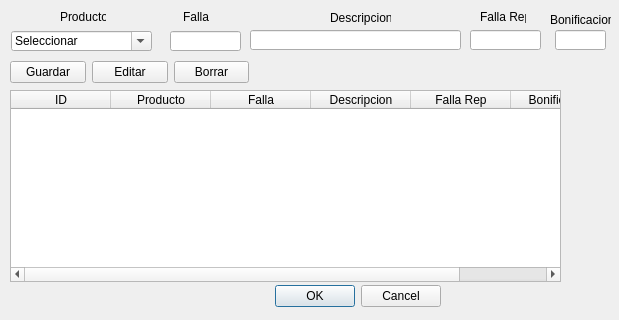
Qt form dbfallaseditar.ui (Matias2178/Sistema_Postventa) before a commit.
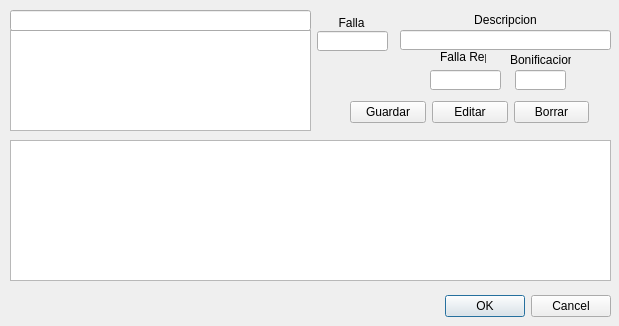
The same form after that commit.

What changed in the file:
```diff
--- a/dbfallaseditar.ui
+++ b/dbfallaseditar.ui
@@ -7,7 +7,7 @@
     <x>0</x>
     <y>0</y>
     <width>619</width>
-    <height>320</height>
+    <height>326</height>
    </rect>
   </property>
   <property name="windowTitle">
@@ -16,8 +16,8 @@
   <widget class="QDialogButtonBox" name="buttonBox">
    <property name="geometry">
     <rect>
-     <x>270</x>
-     <y>280</y>
+     <x>440</x>
+     <y>290</y>
      <width>171</width>
      <height>32</height>
     </rect>
@@ -29,51 +29,11 @@
     <set>QDialogButtonBox::Cancel|QDialogButtonBox::Ok</set>
    </property>
   </widget>
-  <widget class="QTableWidget" name="DatosFallas">
-   <property name="geometry">
-    <rect>
-     <x>10</x>
-     <y>90</y>
-     <width>551</width>
-     <height>192</height>
-    </rect>
-   </property>
-   <column>
-    <property name="text">
-     <string>ID</string>
-    </property>
-   </column>
-   <column>
-    <property name="text">
-     <string>Producto</string>
-    </property>
-   </column>
-   <column>
-    <property name="text">
-     <string>Falla</string>
-    </property>
-   </column>
-   <column>
-    <property name="text">
-     <string>Descripcion</string>
-    </property>
-   </column>
-   <column>
-    <property name="text">
-     <string>Falla Rep</string>
-    </property>
-   </column>
-   <column>
-    <property name="text">
-     <string>Bonificacion</string>
-    </property>
-   </column>
-  </widget>
   <widget class="QWidget" name="layoutWidget">
    <property name="geometry">
     <rect>
-     <x>10</x>
-     <y>60</y>
+     <x>350</x>
+     <y>100</y>
      <width>239</width>
      <height>25</height>
     </rect>
@@ -105,7 +65,7 @@
   <widget class="QLineEdit" name="FallaDescripcion">
    <property name="geometry">
     <rect>
-     <x>250</x>
+     <x>400</x>
      <y>30</y>
      <width>211</width>
      <height>20</height>
@@ -118,67 +78,42 @@
     <number>50</number>
    </property>
   </widget>
-  <widget class="QLabel" name="label">
-   <property name="geometry">
-    <rect>
-     <x>60</x>
-     <y>10</y>
-     <width>46</width>
-     <height>13</height>
-    </rect>
-   </property>
-   <property name="text">
-    <string>Producto</string>
-   </property>
-  </widget>
   <widget class="QLabel" name="label_2">
    <property name="geometry">
     <rect>
-     <x>183</x>
-     <y>10</y>
-     <width>46</width>
-     <height>13</height>
+     <x>321</x>
+     <y>13</y>
+     <width>61</width>
+     <height>20</height>
     </rect>
    </property>
    <property name="text">
     <string>Falla</string>
    </property>
+   <property name="alignment">
+    <set>Qt::AlignCenter</set>
+   </property>
   </widget>
   <widget class="QLabel" name="label_3">
    <property name="geometry">
     <rect>
-     <x>330</x>
+     <x>400</x>
      <y>10</y>
-     <width>61</width>
-     <height>16</height>
+     <width>211</width>
+     <height>20</height>
     </rect>
    </property>
    <property name="text">
     <string>Descripcion</string>
    </property>
-  </widget>
-  <widget class="QComboBox" name="FallaProducto">
-   <property name="geometry">
-    <rect>
-     <x>11</x>
-     <y>31</y>
-     <width>141</width>
-     <height>20</height>
-    </rect>
+   <property name="alignment">
+    <set>Qt::AlignCenter</set>
    </property>
-   <property name="editable">
-    <bool>true</bool>
-   </property>
-   <item>
-    <property name="text">
-     <string>Seleccionar</string>
-    </property>
-   </item>
   </widget>
   <widget class="QLineEdit" name="FallaEdit">
    <property name="geometry">
     <rect>
-     <x>170</x>
+     <x>317</x>
      <y>31</y>
      <width>71</width>
      <height>20</height>
@@ -194,8 +129,8 @@
   <widget class="QLineEdit" name="FallaBonif">
    <property name="geometry">
     <rect>
-     <x>555</x>
-     <y>30</y>
+     <x>515</x>
+     <y>70</y>
      <width>51</width>
      <height>20</height>
     </rect>
@@ -210,8 +145,8 @@
   <widget class="QLabel" name="label_4">
    <property name="geometry">
     <rect>
-     <x>550</x>
-     <y>10</y>
+     <x>510</x>
+     <y>50</y>
      <width>61</width>
      <height>20</height>
     </rect>
@@ -223,8 +158,8 @@
   <widget class="QLineEdit" name="FallaPresupuesto">
    <property name="geometry">
     <rect>
-     <x>470</x>
-     <y>30</y>
+     <x>430</x>
+     <y>70</y>
      <width>71</width>
      <height>20</height>
     </rect>
@@ -239,8 +174,8 @@
   <widget class="QLabel" name="label_5">
    <property name="geometry">
     <rect>
-     <x>480</x>
-     <y>10</y>
+     <x>440</x>
+     <y>50</y>
      <width>46</width>
      <height>13</height>
     </rect>
@@ -249,6 +184,101 @@
     <string>Falla Rep</string>
    </property>
   </widget>
+  <widget class="QTableView" name="FallaTabla">
+   <property name="enabled">
+    <bool>true</bool>
+   </property>
+   <property name="geometry">
+    <rect>
+     <x>10</x>
+     <y>140</y>
+     <width>601</width>
+     <height>141</height>
+    </rect>
+   </property>
+   <property name="styleSheet">
+    <string notr="true">selection-background-color: rgb(85, 255, 0);</string>
+   </property>
+   <property name="inputMethodHints">
+    <set>Qt::ImhHiddenText</set>
+   </property>
+   <property name="alternatingRowColors">
+    <bool>true</bool>
+   </property>
+   <property name="selectionBehavior">
+    <enum>QAbstractItemView::SelectRows</enum>
+   </property>
+   <attribute name="verticalHeaderVisible">
+    <bool>false</bool>
+   </attribute>
+   <attribute name="verticalHeaderDefaultSectionSize">
+    <number>20</number>
+   </attribute>
+  </widget>
+  <widget class="QTableView" name="ProdTablaF">
+   <property name="enabled">
+    <bool>true</bool>
+   </property>
+   <property name="geometry">
+    <rect>
+     <x>10</x>
+     <y>30</y>
+     <width>301</width>
+     <height>101</height>
+    </rect>
+   </property>
+   <property name="inputMethodHints">
+    <set>Qt::ImhHiddenText</set>
+   </property>
+   <property name="alternatingRowColors">
+    <bool>true</bool>
+   </property>
+   <property name="selectionBehavior">
+    <enum>QAbstractItemView::SelectRows</enum>
+   </property>
+   <attribute name="verticalHeaderVisible">
+    <bool>false</bool>
+   </attribute>
+   <attribute name="verticalHeaderDefaultSectionSize">
+    <number>20</number>
+   </attribute>
+  </widget>
+  <widget class="QLineEdit" name="FallaBuscar">
+   <property name="geometry">
+    <rect>
+     <x>10</x>
+     <y>10</y>
+     <width>301</width>
+     <height>21</height>
+    </rect>
+   </property>
+   <property name="font">
+    <font>
+     <family>Times New Roman</family>
+     <pointsize>9</pointsize>
+     <weight>75</weight>
+     <bold>true</bold>
+    </font>
+   </property>
+   <property name="contextMenuPolicy">
+    <enum>Qt::DefaultContextMenu</enum>
+   </property>
+   <property name="layoutDirection">
+    <enum>Qt::LeftToRight</enum>
+   </property>
+   <property name="inputMethodHints">
+    <set>Qt::ImhDate|Qt::ImhSensitiveData</set>
+   </property>
+   <property name="text">
+    <string/>
+   </property>
+   <property name="maxLength">
+    <number>80</number>
+   </property>
+   <property name="alignment">
+    <set>Qt::AlignCenter</set>
+   </property>
+  </widget>
  </widget>
  <tabstops>
   <tabstop>FallaProducto</tabstop>
```
Left out of the diff: 2 changed lines with no effect on the pictures.
